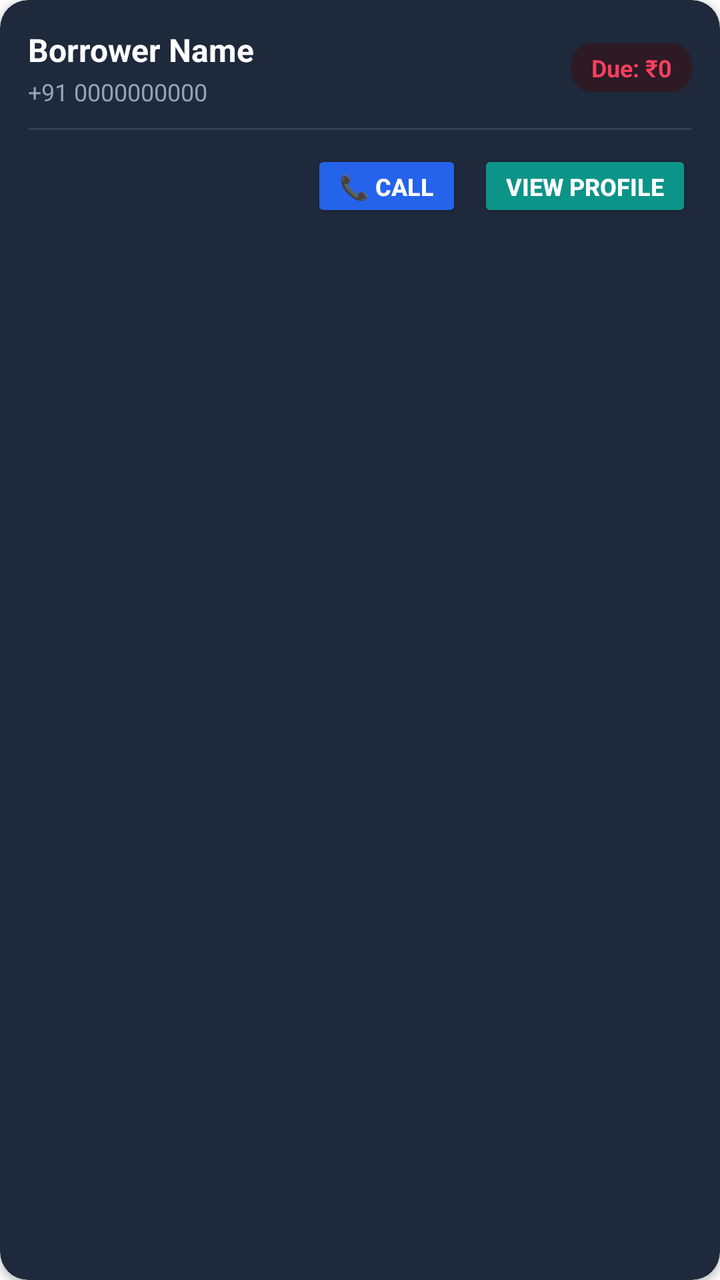
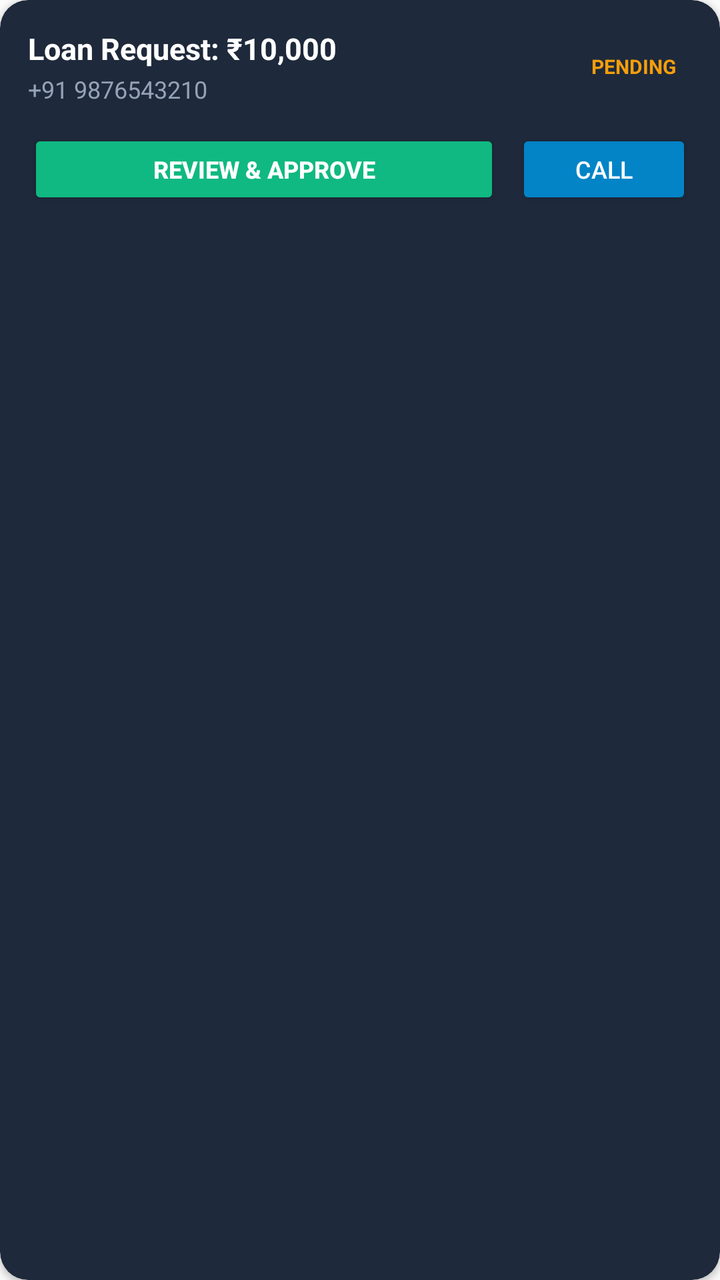

Before-and-after screenshots of an Android layout around one commit, followed by the original layout XML and the change that was made.
<!-- AndroidManifest.xml: application theme Theme.AppCompat.DayNight.NoActionBar -->
<!-- res/layout/item_master_client.xml -->
<?xml version="1.0" encoding="utf-8"?>
<androidx.cardview.widget.CardView xmlns:android="http://schemas.android.com/apk/res/android"
    xmlns:app="http://schemas.android.com/apk/res-auto"
    android:layout_width="match_parent"
    android:layout_height="wrap_content"
    android:layout_marginHorizontal="6dp"
    android:layout_marginVertical="6dp"
    app:cardBackgroundColor="#1E293B"
    app:cardCornerRadius="14dp"
    app:cardElevation="2dp">

    <LinearLayout
        android:layout_width="match_parent"
        android:layout_height="wrap_content"
        android:orientation="vertical"
        android:padding="14dp">

        <LinearLayout
            android:layout_width="match_parent"
            android:layout_height="wrap_content"
            android:gravity="center_vertical"
            android:orientation="horizontal">

            <LinearLayout
                android:layout_width="0dp"
                android:layout_height="wrap_content"
                android:layout_weight="1"
                android:orientation="vertical">

                <TextView
                    android:id="@+id/tvClientName"
                    android:layout_width="wrap_content"
                    android:layout_height="wrap_content"
                    android:text="Borrower Name"
                    android:textColor="#FFFFFF"
                    android:textSize="16sp"
                    android:textStyle="bold" />

                <TextView
                    android:id="@+id/tvClientPhone"
                    android:layout_width="wrap_content"
                    android:layout_height="wrap_content"
                    android:layout_marginTop="2dp"
                    android:text="+91 0000000000"
                    android:textColor="#94A3B8"
                    android:textSize="12sp" />
            </LinearLayout>

            <TextView
                android:id="@+id/tvClientDueBalance"
                android:layout_width="wrap_content"
                android:layout_height="wrap_content"
                android:background="@drawable/edittext_bg"
                android:backgroundTint="#2D1A24"
                android:paddingHorizontal="10dp"
                android:paddingVertical="4dp"
                android:text="Due: ₹0"
                android:textColor="#F43F5E"
                android:textSize="12sp"
                android:textStyle="bold" />
        </LinearLayout>

        <View
            android:layout_width="match_parent"
            android:layout_height="1dp"
            android:layout_marginVertical="10dp"
            android:background="#334155" />

        <LinearLayout
            android:layout_width="match_parent"
            android:layout_height="wrap_content"
            android:gravity="end"
            android:orientation="horizontal">

            <Button
                android:id="@+id/btnCallClient"
                android:layout_width="wrap_content"
                android:layout_height="36dp"
                android:layout_marginEnd="8dp"
                android:backgroundTint="#2563EB"
                android:minWidth="0dp"
                android:paddingHorizontal="14dp"
                android:text="📞 Call"
                android:textColor="#FFFFFF"
                android:textSize="12sp"
                android:textStyle="bold" />

            <Button
                android:id="@+id/btnViewClientProfile"
                android:layout_width="wrap_content"
                android:layout_height="36dp"
                android:backgroundTint="#0D9488"
                android:minWidth="0dp"
                android:paddingHorizontal="14dp"
                android:text="View Profile"
                android:textColor="#FFFFFF"
                android:textSize="12sp"
                android:textStyle="bold" />
        </LinearLayout>
    </LinearLayout>
</androidx.cardview.widget.CardView>
<!-- resources referenced by this layout -->
<resources>
  <!-- drawable edittext_bg (drawable) -->
  <?xml version="1.0" encoding="utf-8"?>
  <shape xmlns:android="http://schemas.android.com/apk/res/android"
      android:shape="rectangle">
      <solid android:color="#1E293B" />
      <stroke android:width="1dp" android:color="#475569" />
      <corners android:radius="10dp" />
  </shape>
</resources>

<!-- the commit's change to res/layout/item_master_client.xml (unified diff, before → after) -->
@@ -3,9 +3,8 @@
     xmlns:app="http://schemas.android.com/apk/res-auto"
     android:layout_width="match_parent"
     android:layout_height="wrap_content"
-    android:layout_marginHorizontal="6dp"
-    android:layout_marginVertical="6dp"
-    app:cardBackgroundColor="#1E293B"
+    android:layout_marginBottom="10dp"
+    app:cardBackgroundColor="@color/card_bg"
     app:cardCornerRadius="14dp"
     app:cardElevation="2dp">
 
@@ -31,9 +30,9 @@
                     android:id="@+id/tvClientName"
                     android:layout_width="wrap_content"
                     android:layout_height="wrap_content"
-                    android:text="Borrower Name"
+                    android:text="Loan Request: ₹10,000"
                     android:textColor="#FFFFFF"
-                    android:textSize="16sp"
+                    android:textSize="15sp"
                     android:textStyle="bold" />
 
                 <TextView
@@ -41,7 +40,7 @@
                     android:layout_width="wrap_content"
                     android:layout_height="wrap_content"
                     android:layout_marginTop="2dp"
-                    android:text="+91 0000000000"
+                    android:text="+91 9876543210"
                     android:textColor="#94A3B8"
                     android:textSize="12sp" />
             </LinearLayout>
@@ -51,51 +50,41 @@
                 android:layout_width="wrap_content"
                 android:layout_height="wrap_content"
                 android:background="@drawable/edittext_bg"
-                android:backgroundTint="#2D1A24"
-                android:paddingHorizontal="10dp"
+                android:backgroundTint="#1E293B"
+                android:paddingHorizontal="8dp"
                 android:paddingVertical="4dp"
-                android:text="Due: ₹0"
-                android:textColor="#F43F5E"
-                android:textSize="12sp"
+                android:text="PENDING"
+                android:textColor="#F59E0B"
+                android:textSize="10sp"
                 android:textStyle="bold" />
         </LinearLayout>
-
-        <View
-            android:layout_width="match_parent"
-            android:layout_height="1dp"
-            android:layout_marginVertical="10dp"
-            android:background="#334155" />
 
         <LinearLayout
             android:layout_width="match_parent"
             android:layout_height="wrap_content"
-            android:gravity="end"
+            android:layout_marginTop="12dp"
             android:orientation="horizontal">
 
             <Button
-                android:id="@+id/btnCallClient"
-                android:layout_width="wrap_content"
-                android:layout_height="36dp"
-                android:layout_marginEnd="8dp"
-                android:backgroundTint="#2563EB"
-                android:minWidth="0dp"
-                android:paddingHorizontal="14dp"
-                android:text="📞 Call"
+                android:id="@+id/btnViewClientProfile"
+                android:layout_width="0dp"
+                android:layout_height="40dp"
+                android:layout_weight="1"
+                android:backgroundTint="#10B981"
+                android:text="Review &amp; Approve"
                 android:textColor="#FFFFFF"
                 android:textSize="12sp"
                 android:textStyle="bold" />
 
             <Button
-                android:id="@+id/btnViewClientProfile"
+                android:id="@+id/btnCallClient"
                 android:layout_width="wrap_content"
-                android:layout_height="36dp"
-                android:backgroundTint="#0D9488"
-                android:minWidth="0dp"
-                android:paddingHorizontal="14dp"
-                android:text="View Profile"
+                android:layout_height="40dp"
+                android:layout_marginStart="8dp"
+                android:backgroundTint="#0284C7"
+                android:text="Call"
                 android:textColor="#FFFFFF"
-                android:textSize="12sp"
-                android:textStyle="bold" />
+                android:textSize="12sp" />
         </LinearLayout>
     </LinearLayout>
 </androidx.cardview.widget.CardView>
<!-- resource entries referenced after the edit -->
@@ -1,5 +1,6 @@
 <!-- resources referenced by this layout -->
 <resources>
+  <color name="card_bg">#1E293B</color>
   <!-- drawable edittext_bg (drawable) -->
   <?xml version="1.0" encoding="utf-8"?>
   <shape xmlns:android="http://schemas.android.com/apk/res/android"
